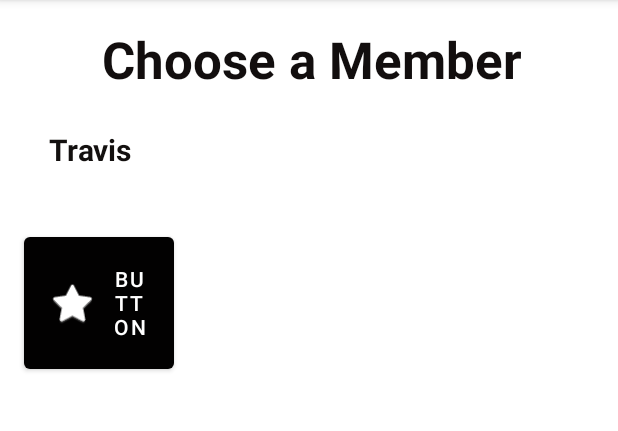
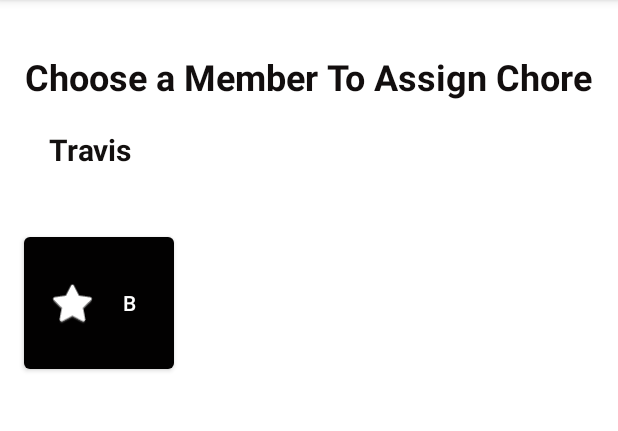
Before and after one commit to gavinrcodenext/MyDomilyApp, an Android app: the MainActivity2 screen opened directly, with no data from a screen before it, on a phone screen of 412 x 824 dp, the part 84-515 px from its top. Run offline under Robolectric (Android 15) with nearby library versions, the phone set to English and light mode, and no system bars.

Commit message:
Button design and calender

```diff
--- a/app/src/main/AndroidManifest.xml
+++ b/app/src/main/AndroidManifest.xml
@@ -9,7 +9,8 @@
         android:roundIcon="@mipmap/ic_launcher_round"
         android:supportsRtl="true"
         android:theme="@style/Theme.MyDomily">
-        <activity android:name=".MainActivity3"></activity>
+        <activity android:name=".MainActivity4"></activity>
+        <activity android:name=".MainActivity3" />
         <activity android:name=".MainActivity2" />
         <activity android:name=".p2pageactivity" />
         <activity android:name=".Parentpageactivity" />
--- a/app/src/main/java/com/example/mydomily/MainActivity3.java
+++ b/app/src/main/java/com/example/mydomily/MainActivity3.java
@@ -22,4 +22,9 @@ public class MainActivity3 extends AppCompatActivity {
         intent.putStringArrayListExtra("profiles",profiles);
         startActivity(intent);
     }
+
+    public void gotoMainActivity4(View view) {
+        Intent intent = new Intent(this, MainActivity4.class);
+        startActivity(intent);
+    }
 }
--- a/app/src/main/res/layout/activity_chore_assignment_page.xml
+++ b/app/src/main/res/layout/activity_chore_assignment_page.xml
@@ -57,6 +57,7 @@
         android:layout_marginTop="32dp"
         android:clickable="true"
         android:src="@android:drawable/ic_input_add"
+        app:backgroundTint="#74BA77"
         app:fabCustomSize="20dp"
         app:fabSize="auto"
         app:layout_constraintStart_toEndOf="@+id/spinner"
@@ -69,6 +70,7 @@
         android:layout_marginTop="24dp"
         android:clickable="true"
         android:src="@android:drawable/ic_input_add"
+        app:backgroundTint="#74BA77"
         app:fabCustomSize="20dp"
         app:fabSize="auto"
         app:layout_constraintStart_toEndOf="@+id/chore_textedit"
@@ -134,6 +136,7 @@
         android:layout_marginBottom="100dp"
         android:onClick="confirmAssignChore"
         android:text="@string/confirm_assign_chore_button_label"
+        app:backgroundTint="#74BA77"
         app:layout_constraintBottom_toBottomOf="parent"
         app:layout_constraintEnd_toEndOf="parent"
         app:layout_constraintStart_toStartOf="parent" />
--- a/app/src/main/res/layout/activity_main.xml
+++ b/app/src/main/res/layout/activity_main.xml
@@ -34,6 +34,7 @@
         android:layout_marginTop="32dp"
         android:onClick="goToProfilePage"
         android:text="@string/log_in_button_label"
+        app:backgroundTint="#74BA77"
         app:layout_constraintEnd_toEndOf="parent"
         app:layout_constraintStart_toStartOf="parent"
         app:layout_constraintTop_toBottomOf="@+id/password_edittext" />
--- a/app/src/main/res/layout/activity_main2.xml
+++ b/app/src/main/res/layout/activity_main2.xml
@@ -28,14 +28,13 @@
         android:layout_height="wrap_content"
         android:text="@string/activity3"
         android:textColor="#120E0E"
-        android:textSize="34sp"
+        android:textSize="24sp"
         android:textStyle="bold"
         app:layout_constraintBottom_toBottomOf="parent"
         app:layout_constraintEnd_toEndOf="parent"
-        app:layout_constraintHorizontal_bias="0.514"
         app:layout_constraintStart_toStartOf="parent"
         app:layout_constraintTop_toTopOf="parent"
-        app:layout_constraintVertical_bias="0.023" />
+        app:layout_constraintVertical_bias="0.047" />
 
     <Button
         android:id="@+id/button"
--- a/app/src/main/res/layout/activity_main3.xml
+++ b/app/src/main/res/layout/activity_main3.xml
@@ -81,6 +81,7 @@
         android:layout_width="70dp"
         android:layout_height="54dp"
         android:layout_marginBottom="72dp"
+        android:onClick="gotoMainActivity4"
         app:backgroundTint="#238A27"
         app:icon="@android:drawable/ic_menu_month"
         app:layout_constraintBottom_toBottomOf="parent"
--- a/app/src/main/res/layout/activity_profile_page.xml
+++ b/app/src/main/res/layout/activity_profile_page.xml
@@ -16,6 +16,7 @@
         android:onClick="gotoMainActivity2"
         android:text="@string/parent_profile_label"
         android:visibility="visible"
+        app:backgroundTint="#74BA77"
         app:layout_constraintStart_toStartOf="parent"
         app:layout_constraintTop_toBottomOf="@+id/add_profile_button" />
 
@@ -80,6 +81,7 @@
         android:layout_marginTop="16dp"
         android:onClick="createNewProfileDialog"
         android:text="@string/add_profile_button_label"
+        app:backgroundTint="#74BA77"
         app:layout_constraintEnd_toEndOf="parent"
         app:layout_constraintStart_toStartOf="parent"
         app:layout_constraintTop_toTopOf="parent" />
--- a/app/src/main/res/values/strings.xml
+++ b/app/src/main/res/values/strings.xml
@@ -15,13 +15,12 @@
     <string name="confirm_assign_chore_button_label">Assign Chore</string>
 
 
-
     <string name="activity1">Travis</string>
     <string name="activity2">To-do List</string>
-    <string name="activity3">Choose a Member</string>
+    <string name="activity3">Choose a Member To Assign Chore</string>
     <string name="activity7">Button</string>
     <string name="activity8">Button</string>
-    <string name="Button">Button</string>
+    <string name="Button">B</string>
     <string name="Checkbox">Dishes- 1:30pm</string>
     <string name="Checkbox3">Mop- 8:00pm</string>
     <string name="checkBox2">Laundry- 5:00pm</string>
```
Also changed, not shown: app/src/main/java/com/example/mydomily/MainActivity4.java (added, +14 -0 lines), app/src/main/res/layout/activity_main4.xml (added, +34 -0 lines).
